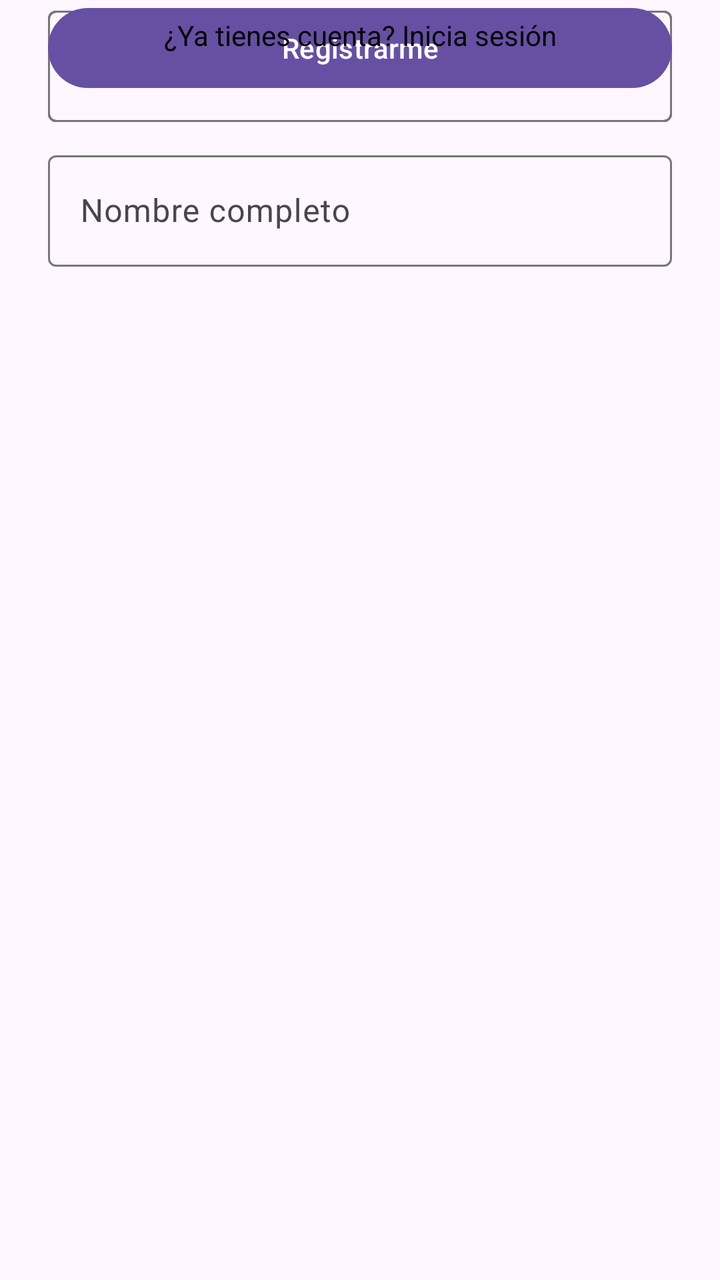
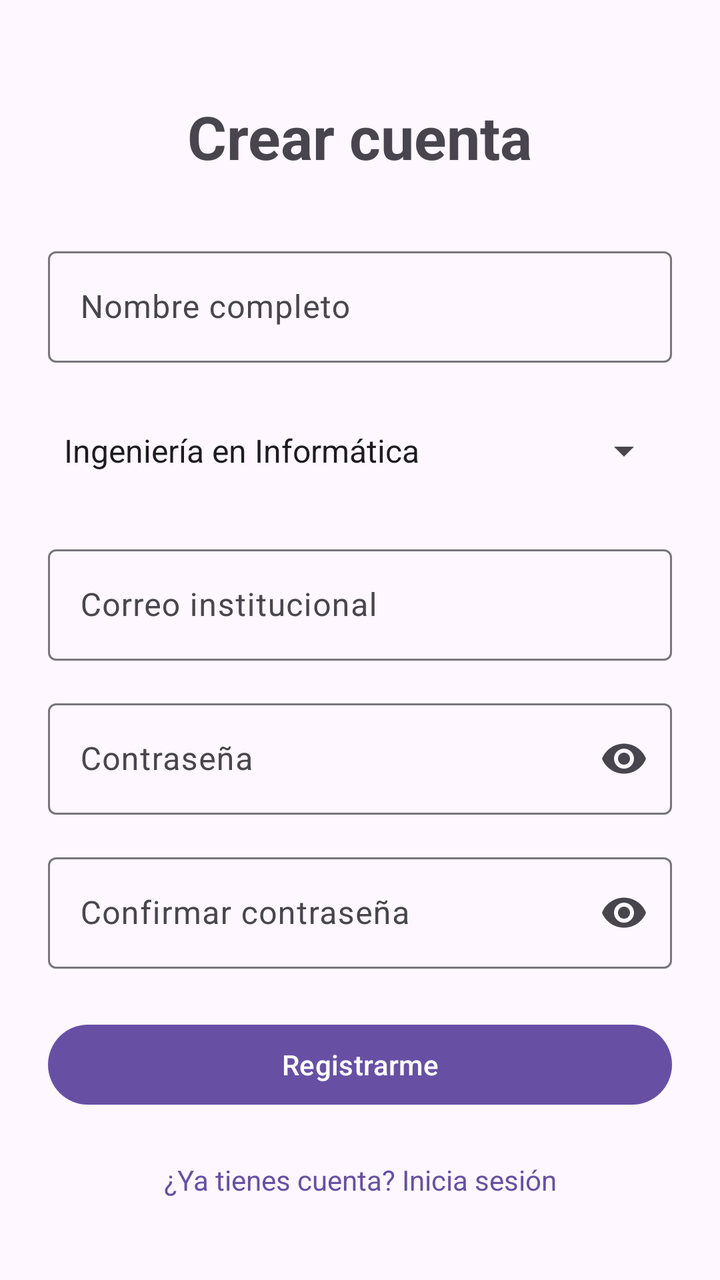

An Android layout rendered at two revisions. The XML below is the earlier revision; the diff shows what the commit changed to produce the second picture.
<!-- AndroidManifest.xml: application theme Theme.Proyecto -->
<!-- res/layout/activity_registro_alumno.xml -->
<?xml version="1.0" encoding="utf-8"?>
<ScrollView xmlns:android="http://schemas.android.com/apk/res/android"
    xmlns:app="http://schemas.android.com/apk/res-auto"
    xmlns:tools="http://schemas.android.com/tools"
    android:id="@+id/main"
    android:layout_width="match_parent"
    android:layout_height="match_parent"
    android:fillViewport="true"
    tools:context=".RegistroAlumnoActivity">

    <androidx.constraintlayout.widget.ConstraintLayout
        android:layout_width="match_parent"
        android:layout_height="wrap_content">
    <TextView
        android:id="@+id/tvTituloRegistro"
        android:layout_width="wrap_content"
        android:layout_height="wrap_content"
        android:text="@string/registro_titulo"
        android:textSize="30sp"
        android:textStyle="bold"
        app:layout_constraintBottom_toTopOf="@id/tilNombre"
        app:layout_constraintEnd_toEndOf="parent"
        app:layout_constraintStart_toStartOf="parent"
        app:layout_constraintTop_toTopOf="parent"
        app:layout_constraintVertical_chainStyle="packed" />

    <com.google.android.material.textfield.TextInputLayout
        android:id="@+id/tilNombre"
        style="?attr/textInputOutlinedStyle"
        android:layout_width="0dp"
        android:layout_height="wrap_content"
        android:layout_marginStart="24dp"
        android:layout_marginTop="32dp"
        android:layout_marginEnd="24dp"
        android:hint="@string/hint_nombre"
        app:layout_constraintBottom_toTopOf="@id/spCarrera"
        app:layout_constraintEnd_toEndOf="parent"
        app:layout_constraintStart_toStartOf="parent"
        app:layout_constraintTop_toBottomOf="@id/tvTituloRegistro"
        tools:ignore="NotSibling">

    <Spinner
        android:id="@+id/spCarrera"
        android:layout_width="0dp"
        android:layout_height="56dp"
        android:layout_marginStart="24dp"
        android:layout_marginTop="16dp"
        android:layout_marginEnd="24dp"
        android:entries="@array/carreras"
        app:layout_constraintBottom_toTopOf="@id/tilCorreo"
        app:layout_constraintEnd_toEndOf="parent"
        app:layout_constraintStart_toStartOf="parent"
        app:layout_constraintTop_toBottomOf="@id/tilNombre" />

        <com.google.android.material.textfield.TextInputEditText
            android:id="@+id/etNombre"
            android:layout_width="match_parent"
            android:layout_height="wrap_content"
            android:inputType="textPersonName" />
    </com.google.android.material.textfield.TextInputLayout>

    <com.google.android.material.textfield.TextInputLayout
        android:id="@+id/tilCorreo"
        style="?attr/textInputOutlinedStyle"
        android:layout_width="0dp"
        android:layout_height="wrap_content"
        android:layout_marginStart="24dp"
        android:layout_marginTop="16dp"
        android:layout_marginEnd="24dp"
        android:hint="@string/hint_correo"
        app:layout_constraintBottom_toTopOf="@id/tilPassword"
        app:layout_constraintEnd_toEndOf="parent"
        app:layout_constraintStart_toStartOf="parent"
        app:layout_constraintTop_toBottomOf="@id/spCarrera"
        tools:ignore="NotSibling">

        <com.google.android.material.textfield.TextInputEditText
            android:id="@+id/etCorreo"
            android:layout_width="match_parent"
            android:layout_height="wrap_content"
            android:inputType="textEmailAddress" />
    </com.google.android.material.textfield.TextInputLayout>

    <com.google.android.material.textfield.TextInputLayout
        android:id="@+id/tilPassword"
        style="?attr/textInputOutlinedStyle"
        android:layout_width="0dp"
        android:layout_height="wrap_content"
        android:layout_marginStart="24dp"
        android:layout_marginTop="16dp"
        android:layout_marginEnd="24dp"
        android:hint="@string/hint_password"
        app:endIconMode="password_toggle"
        app:layout_constraintBottom_toTopOf="@+id/tilConfirmar"
        app:layout_constraintEnd_toEndOf="parent"
        app:layout_constraintStart_toStartOf="parent"
        app:layout_constraintTop_toBottomOf="@id/tilCorreo">

        <com.google.android.material.textfield.TextInputEditText
            android:id="@+id/etPassword"
            android:layout_width="match_parent"
            android:layout_height="wrap_content"
            android:inputType="textPassword" />
    </com.google.android.material.textfield.TextInputLayout>

    <com.google.android.material.textfield.TextInputLayout
        android:id="@+id/tilConfirmar"
        style="?attr/textInputOutlinedStyle"
        android:layout_width="0dp"
        android:layout_height="wrap_content"
        android:layout_marginStart="24dp"
        android:layout_marginTop="16dp"
        android:layout_marginEnd="24dp"
        android:hint="@string/hint_confirmar_password"
        app:endIconMode="password_toggle"
        app:layout_constraintBottom_toTopOf="@id/btnRegistrarme"
        app:layout_constraintEnd_toEndOf="parent"
        app:layout_constraintStart_toStartOf="parent"
        app:layout_constraintTop_toBottomOf="@id/tilPassword">

        <com.google.android.material.textfield.TextInputEditText
            android:id="@+id/etConfirmar"
            android:layout_width="match_parent"
            android:layout_height="wrap_content"
            android:inputType="textPassword" />
    </com.google.android.material.textfield.TextInputLayout>

    <com.google.android.material.button.MaterialButton
        android:id="@+id/btnRegistrarme"
        android:layout_width="0dp"
        android:layout_height="wrap_content"
        android:layout_marginStart="24dp"
        android:layout_marginTop="24dp"
        android:layout_marginEnd="24dp"
        android:text="@string/btn_registrarme"
        app:layout_constraintBottom_toTopOf="@id/tvIrLogin"
        app:layout_constraintEnd_toEndOf="parent"
        app:layout_constraintStart_toStartOf="parent"
        app:layout_constraintTop_toBottomOf="@id/tilConfirmar" />

    <TextView
        android:id="@+id/tvIrLogin"
        android:layout_width="wrap_content"
        android:layout_height="wrap_content"
        android:layout_marginTop="16dp"
        android:padding="8dp"
        android:text="@string/registro_ir_login"
        android:textColor="@color/black"
        app:layout_constraintBottom_toBottomOf="parent"
        app:layout_constraintEnd_toEndOf="parent"
        app:layout_constraintStart_toStartOf="parent"
        app:layout_constraintTop_toBottomOf="@id/btnRegistrarme" />

    </androidx.constraintlayout.widget.ConstraintLayout>
</ScrollView>
<!-- resources referenced by this layout -->
<resources>
  <string-array name="carreras">
          <item>Ingeniería en Informática</item>
          <item>Ingeniería en Administración</item>
          <item>Técnico en Enfermería</item>
          <item>Psicología</item>
          <item>Otra</item>
      </string-array>
  <color name="black">#FF000000</color>
  <string name="btn_registrarme">Registrarme</string>
  <string name="hint_confirmar_password">Confirmar contraseña</string>
  <string name="hint_correo">Correo institucional</string>
  <string name="hint_nombre">Nombre completo</string>
  <string name="hint_password">Contraseña</string>
  <string name="registro_ir_login">¿Ya tienes cuenta? Inicia sesión</string>
  <string name="registro_titulo">Crear cuenta</string>
  <style name="Theme.Proyecto" parent="Base.Theme.Proyecto" />
  <style name="Base.Theme.Proyecto" parent="Theme.Material3.DayNight.NoActionBar">
          
          
      </style>
</resources>

<!-- the commit's change to res/layout/activity_registro_alumno.xml (unified diff, before → after) -->
@@ -10,146 +10,138 @@
 
     <androidx.constraintlayout.widget.ConstraintLayout
         android:layout_width="match_parent"
-        android:layout_height="wrap_content">
-    <TextView
-        android:id="@+id/tvTituloRegistro"
-        android:layout_width="wrap_content"
         android:layout_height="wrap_content"
-        android:text="@string/registro_titulo"
-        android:textSize="30sp"
-        android:textStyle="bold"
-        app:layout_constraintBottom_toTopOf="@id/tilNombre"
-        app:layout_constraintEnd_toEndOf="parent"
-        app:layout_constraintStart_toStartOf="parent"
-        app:layout_constraintTop_toTopOf="parent"
-        app:layout_constraintVertical_chainStyle="packed" />
+        android:paddingBottom="32dp">
 
-    <com.google.android.material.textfield.TextInputLayout
-        android:id="@+id/tilNombre"
-        style="?attr/textInputOutlinedStyle"
-        android:layout_width="0dp"
-        android:layout_height="wrap_content"
-        android:layout_marginStart="24dp"
-        android:layout_marginTop="32dp"
-        android:layout_marginEnd="24dp"
-        android:hint="@string/hint_nombre"
-        app:layout_constraintBottom_toTopOf="@id/spCarrera"
-        app:layout_constraintEnd_toEndOf="parent"
-        app:layout_constraintStart_toStartOf="parent"
-        app:layout_constraintTop_toBottomOf="@id/tvTituloRegistro"
-        tools:ignore="NotSibling">
+        <TextView
+            android:id="@+id/tvTituloRegistro"
+            android:layout_width="wrap_content"
+            android:layout_height="wrap_content"
+            android:layout_marginTop="48dp"
+            android:text="@string/registro_titulo"
+            android:textSize="30sp"
+            android:textStyle="bold"
+            app:layout_constraintEnd_toEndOf="parent"
+            app:layout_constraintStart_toStartOf="parent"
+            app:layout_constraintTop_toTopOf="parent" />
 
-    <Spinner
-        android:id="@+id/spCarrera"
-        android:layout_width="0dp"
-        android:layout_height="56dp"
-        android:layout_marginStart="24dp"
-        android:layout_marginTop="16dp"
-        android:layout_marginEnd="24dp"
-        android:entries="@array/carreras"
-        app:layout_constraintBottom_toTopOf="@id/tilCorreo"
-        app:layout_constraintEnd_toEndOf="parent"
-        app:layout_constraintStart_toStartOf="parent"
-        app:layout_constraintTop_toBottomOf="@id/tilNombre" />
+        <com.google.android.material.textfield.TextInputLayout
+            android:id="@+id/tilNombre"
+            style="?attr/textInputOutlinedStyle"
+            android:layout_width="0dp"
+            android:layout_height="wrap_content"
+            android:layout_marginStart="24dp"
+            android:layout_marginTop="32dp"
+            android:layout_marginEnd="24dp"
+            android:hint="@string/hint_nombre"
+            app:layout_constraintEnd_toEndOf="parent"
+            app:layout_constraintStart_toStartOf="parent"
+            app:layout_constraintTop_toBottomOf="@id/tvTituloRegistro">
 
-        <com.google.android.material.textfield.TextInputEditText
-            android:id="@+id/etNombre"
-            android:layout_width="match_parent"
+            <com.google.android.material.textfield.TextInputEditText
+                android:id="@+id/etNombre"
+                android:layout_width="match_parent"
+                android:layout_height="wrap_content"
+                android:inputType="textPersonName" />
+        </com.google.android.material.textfield.TextInputLayout>
+
+        <Spinner
+            android:id="@+id/spCarrera"
+            android:layout_width="0dp"
+            android:layout_height="56dp"
+            android:layout_marginStart="24dp"
+            android:layout_marginTop="16dp"
+            android:layout_marginEnd="24dp"
+            android:entries="@array/carreras"
+            app:layout_constraintEnd_toEndOf="parent"
+            app:layout_constraintStart_toStartOf="parent"
+            app:layout_constraintTop_toBottomOf="@id/tilNombre" />
+
+        <com.google.android.material.textfield.TextInputLayout
+            android:id="@+id/tilCorreo"
+            style="?attr/textInputOutlinedStyle"
+            android:layout_width="0dp"
             android:layout_height="wrap_content"
-            android:inputType="textPersonName" />
-    </com.google.android.material.textfield.TextInputLayout>
+            android:layout_marginStart="24dp"
+            android:layout_marginTop="16dp"
+            android:layout_marginEnd="24dp"
+            android:hint="@string/hint_correo"
+            app:layout_constraintEnd_toEndOf="parent"
+            app:layout_constraintStart_toStartOf="parent"
+            app:layout_constraintTop_toBottomOf="@id/spCarrera">
 
-    <com.google.android.material.textfield.TextInputLayout
-        android:id="@+id/tilCorreo"
-        style="?attr/textInputOutlinedStyle"
-        android:layout_width="0dp"
-        android:layout_height="wrap_content"
-        android:layout_marginStart="24dp"
-        android:layout_marginTop="16dp"
-        android:layout_marginEnd="24dp"
-        android:hint="@string/hint_correo"
-        app:layout_constraintBottom_toTopOf="@id/tilPassword"
-        app:layout_constraintEnd_toEndOf="parent"
-        app:layout_constraintStart_toStartOf="parent"
-        app:layout_constraintTop_toBottomOf="@id/spCarrera"
-        tools:ignore="NotSibling">
+            <com.google.android.material.textfield.TextInputEditText
+                android:id="@+id/etCorreo"
+                android:layout_width="match_parent"
+                android:layout_height="wrap_content"
+                android:inputType="textEmailAddress" />
+        </com.google.android.material.textfield.TextInputLayout>
 
-        <com.google.android.material.textfield.TextInputEditText
-            android:id="@+id/etCorreo"
-            android:layout_width="match_parent"
+        <com.google.android.material.textfield.TextInputLayout
+            android:id="@+id/tilPassword"
+            style="?attr/textInputOutlinedStyle"
+            android:layout_width="0dp"
             android:layout_height="wrap_content"
-            android:inputType="textEmailAddress" />
-    </com.google.android.material.textfield.TextInputLayout>
+            android:layout_marginStart="24dp"
+            android:layout_marginTop="16dp"
+            android:layout_marginEnd="24dp"
+            android:hint="@string/hint_password"
+            app:endIconMode="password_toggle"
+            app:layout_constraintEnd_toEndOf="parent"
+            app:layout_constraintStart_toStartOf="parent"
+            app:layout_constraintTop_toBottomOf="@id/tilCorreo">
 
-    <com.google.android.material.textfield.TextInputLayout
-        android:id="@+id/tilPassword"
-        style="?attr/textInputOutlinedStyle"
-        android:layout_width="0dp"
-        android:layout_height="wrap_content"
-        android:layout_marginStart="24dp"
-        android:layout_marginTop="16dp"
-        android:layout_marginEnd="24dp"
-        android:hint="@string/hint_password"
-        app:endIconMode="password_toggle"
-        app:layout_constraintBottom_toTopOf="@+id/tilConfirmar"
-        app:layout_constraintEnd_toEndOf="parent"
-        app:layout_constraintStart_toStartOf="parent"
-        app:layout_constraintTop_toBottomOf="@id/tilCorreo">
+            <com.google.android.material.textfield.TextInputEditText
+                android:id="@+id/etPassword"
+                android:layout_width="match_parent"
+                android:layout_height="wrap_content"
+                android:inputType="textPassword" />
+        </com.google.android.material.textfield.TextInputLayout>
 
-        <com.google.android.material.textfield.TextInputEditText
-            android:id="@+id/etPassword"
-            android:layout_width="match_parent"
+        <com.google.android.material.textfield.TextInputLayout
+            android:id="@+id/tilConfirmar"
+            style="?attr/textInputOutlinedStyle"
+            android:layout_width="0dp"
             android:layout_height="wrap_content"
-            android:inputType="textPassword" />
-    </com.google.android.material.textfield.TextInputLayout>
+            android:layout_marginStart="24dp"
+            android:layout_marginTop="16dp"
+            android:layout_marginEnd="24dp"
+            android:hint="@string/hint_confirmar_password"
+            app:endIconMode="password_toggle"
+            app:layout_constraintEnd_toEndOf="parent"
+            app:layout_constraintStart_toStartOf="parent"
+            app:layout_constraintTop_toBottomOf="@id/tilPassword">
 
-    <com.google.android.material.textfield.TextInputLayout
-        android:id="@+id/tilConfirmar"
-        style="?attr/textInputOutlinedStyle"
-        android:layout_width="0dp"
-        android:layout_height="wrap_content"
-        android:layout_marginStart="24dp"
-        android:layout_marginTop="16dp"
-        android:layout_marginEnd="24dp"
-        android:hint="@string/hint_confirmar_password"
-        app:endIconMode="password_toggle"
-        app:layout_constraintBottom_toTopOf="@id/btnRegistrarme"
-        app:layout_constraintEnd_toEndOf="parent"
-        app:layout_constraintStart_toStartOf="parent"
-        app:layout_constraintTop_toBottomOf="@id/tilPassword">
+            <com.google.android.material.textfield.TextInputEditText
+                android:id="@+id/etConfirmar"
+                android:layout_width="match_parent"
+                android:layout_height="wrap_content"
+                android:inputType="textPassword" />
+        </com.google.android.material.textfield.TextInputLayout>
 
-        <com.google.android.material.textfield.TextInputEditText
-            android:id="@+id/etConfirmar"
-            android:layout_width="match_parent"
+        <com.google.android.material.button.MaterialButton
+            android:id="@+id/btnRegistrarme"
+            android:layout_width="0dp"
             android:layout_height="wrap_content"
-            android:inputType="textPassword" />
-    </com.google.android.material.textfield.TextInputLayout>
+            android:layout_marginStart="24dp"
+            android:layout_marginTop="24dp"
+            android:layout_marginEnd="24dp"
+            android:text="@string/btn_registrarme"
+            app:layout_constraintEnd_toEndOf="parent"
+            app:layout_constraintStart_toStartOf="parent"
+            app:layout_constraintTop_toBottomOf="@id/tilConfirmar" />
 
-    <com.google.android.material.button.MaterialButton
-        android:id="@+id/btnRegistrarme"
-        android:layout_width="0dp"
-        android:layout_height="wrap_content"
-        android:layout_marginStart="24dp"
-        android:layout_marginTop="24dp"
-        android:layout_marginEnd="24dp"
-        android:text="@string/btn_registrarme"
-        app:layout_constraintBottom_toTopOf="@id/tvIrLogin"
-        app:layout_constraintEnd_toEndOf="parent"
-        app:layout_constraintStart_toStartOf="parent"
-        app:layout_constraintTop_toBottomOf="@id/tilConfirmar" />
-
-    <TextView
-        android:id="@+id/tvIrLogin"
-        android:layout_width="wrap_content"
-        android:layout_height="wrap_content"
-        android:layout_marginTop="16dp"
-        android:padding="8dp"
-        android:text="@string/registro_ir_login"
-        android:textColor="@color/black"
-        app:layout_constraintBottom_toBottomOf="parent"
-        app:layout_constraintEnd_toEndOf="parent"
-        app:layout_constraintStart_toStartOf="parent"
-        app:layout_constraintTop_toBottomOf="@id/btnRegistrarme" />
+        <TextView
+            android:id="@+id/tvIrLogin"
+            android:layout_width="wrap_content"
+            android:layout_height="wrap_content"
+            android:layout_marginTop="16dp"
+            android:padding="8dp"
+            android:text="@string/registro_ir_login"
+            android:textColor="?attr/colorPrimary"
+            app:layout_constraintEnd_toEndOf="parent"
+            app:layout_constraintStart_toStartOf="parent"
+            app:layout_constraintTop_toBottomOf="@id/btnRegistrarme" />
 
     </androidx.constraintlayout.widget.ConstraintLayout>
 </ScrollView>
<!-- resource entries referenced after the edit -->
@@ -7,7 +7,6 @@
           <item>Psicología</item>
           <item>Otra</item>
       </string-array>
-  <color name="black">#FF000000</color>
   <string name="btn_registrarme">Registrarme</string>
   <string name="hint_confirmar_password">Confirmar contraseña</string>
   <string name="hint_correo">Correo institucional</string>
